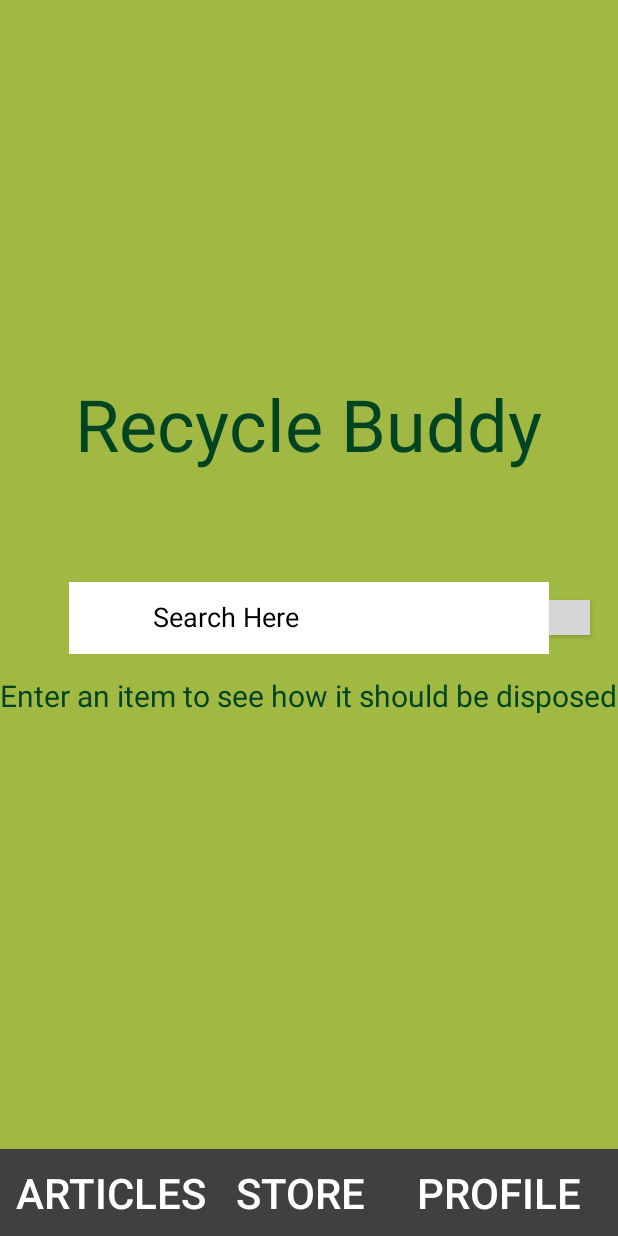
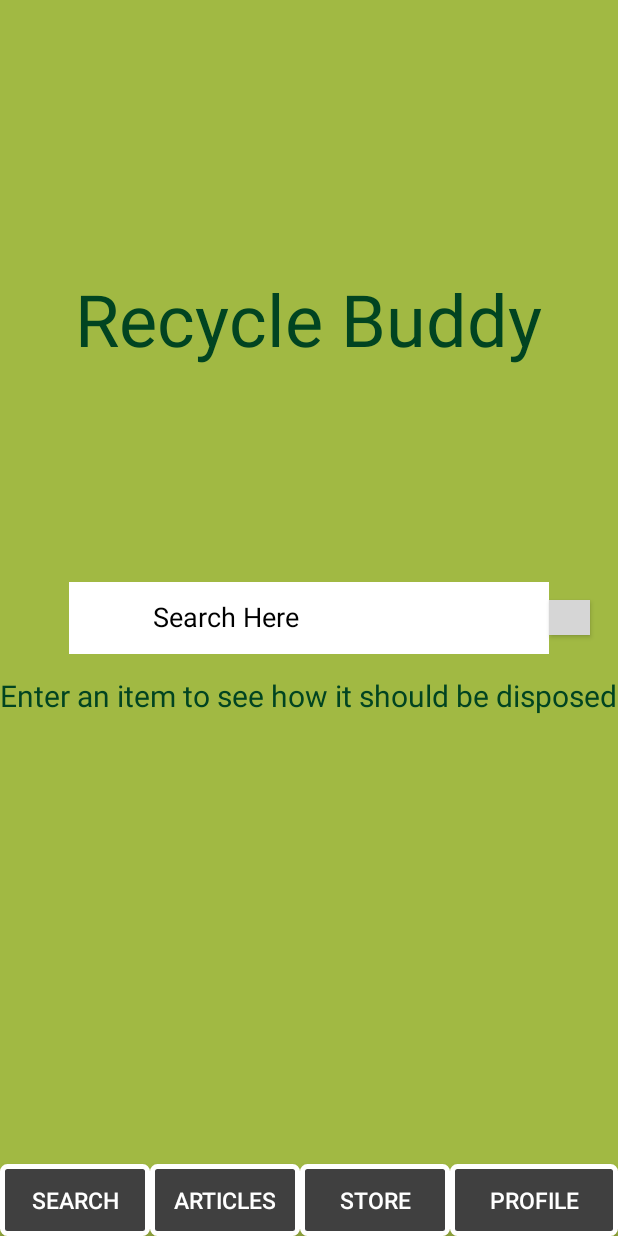
Before and after one commit to cnmeier/RecycleBuddy, an Android app: the SearchActivity screen opened directly, with no data from a screen before it, on a phone screen of 412 x 824 dp. Run offline under Robolectric (Android 15) with nearby library versions, the phone set to English and light mode, and no system bars; grey boxes are pictures that could not be loaded.

Commit message:
make buttons the same size

```diff
--- a/RecycleBuddy/app/src/main/java/com/example/recyclebuddy/SearchActivity.java
+++ b/RecycleBuddy/app/src/main/java/com/example/recyclebuddy/SearchActivity.java
@@ -41,6 +41,18 @@ public class SearchActivity extends AppCompatActivity {
         AsyncRetrieveFilter foodSearch = new AsyncRetrieveFilter();
         foodSearch.execute();
 
+    }
+
+    /**
+     * Sets up the screen that follows after the user clicks the store button
+     * on the search screen
+     *
+     * @param v
+     *            the screen view
+     */
+    public void gosearch(View v) {
+        Intent intent = new Intent(this, SearchActivity.class);
+        this.startActivity(intent);
     }
 
     /**
--- a/RecycleBuddy/app/src/main/res/layout/activity_search.xml
+++ b/RecycleBuddy/app/src/main/res/layout/activity_search.xml
@@ -10,7 +10,7 @@
         android:layout_width="wrap_content"
         android:layout_height="wrap_content"
         android:layout_centerHorizontal="true"
-        android:layout_marginTop="250dp"
+        android:layout_marginTop="180dp"
         android:text="Recycle Buddy"
         android:textColor="#014421"
         android:textSize="48dp" />
@@ -48,46 +48,64 @@
         android:textSize="20dp" />
 
     <Button
-        android:id="@+id/articles"
+        android:id="@+id/search"
         style="@style/LabelStyle"
+        android:layout_width="100dp"
         android:layout_marginLeft="0dp"
         android:layout_marginTop="256dp"
         android:layout_marginBottom="0dp"
         android:layout_alignParentBottom="true"
         android:layout_alignParentLeft="true"
-        android:background="@color/darkGrey"
+        android:text="@string/search_label"
+        android:textColor="@android:color/white"
+        android:textSize="15dp"
+        android:background="@drawable/button_border"
+        android:onClick="gosearch" />
+
+    <Button
+        android:id="@+id/articles"
+        style="@style/LabelStyle"
+        android:layout_width="100dp"
+        android:layout_marginLeft="0dp"
+        android:layout_marginTop="256dp"
+        android:layout_marginBottom="0dp"
+        android:layout_alignParentBottom="true"
+        android:layout_toRightOf="@+id/search"
         android:text="@string/articles_label"
         android:textColor="@android:color/white"
-        android:textSize="28sp"
+        android:textSize="15dp"
+        android:background="@drawable/button_border"
         android:onClick="goarticles" />
 
     <Button
         android:id="@+id/store"
         style="@style/LabelStyle"
+        android:layout_width="100dp"
         android:layout_marginLeft="0dp"
         android:layout_marginTop="256dp"
         android:layout_marginBottom="0dp"
         android:layout_alignParentBottom="true"
         android:layout_toRightOf="@+id/articles"
-        android:background="@color/darkGrey"
         android:text="@string/store_label"
         android:textColor="@android:color/white"
-        android:textSize="28sp"
+        android:textSize="15dp"
+        android:background="@drawable/button_border"
         android:onClick="gostore" />
 
     <Button
         android:id="@+id/profile"
         style="@style/LabelStyle"
+        android:layout_width="100dp"
         android:layout_marginLeft="0dp"
         android:layout_marginTop="256dp"
         android:layout_marginBottom="0dp"
         android:layout_alignParentBottom="true"
         android:layout_alignParentRight="true"
         android:layout_toRightOf="@+id/store"
-        android:background="@color/darkGrey"
         android:text="@string/profile_label"
         android:textColor="@android:color/white"
-        android:textSize="28sp"
+        android:textSize="15dp"
+        android:background="@drawable/button_border"
         android:onClick="goprofile" />
 
 </RelativeLayout>
--- a/RecycleBuddy/app/src/main/res/values/strings.xml
+++ b/RecycleBuddy/app/src/main/res/values/strings.xml
@@ -4,6 +4,7 @@
     <string name="password_label">Password</string>
     <string name="login_label">LOG IN</string>
     <string name="signup_label">SIGN UP</string>
+    <string name="search_label">Search</string>
     <string name="articles_label">Articles</string>
     <string name="store_label">Store</string>
     <string name="profile_label">Profile</string>
```
